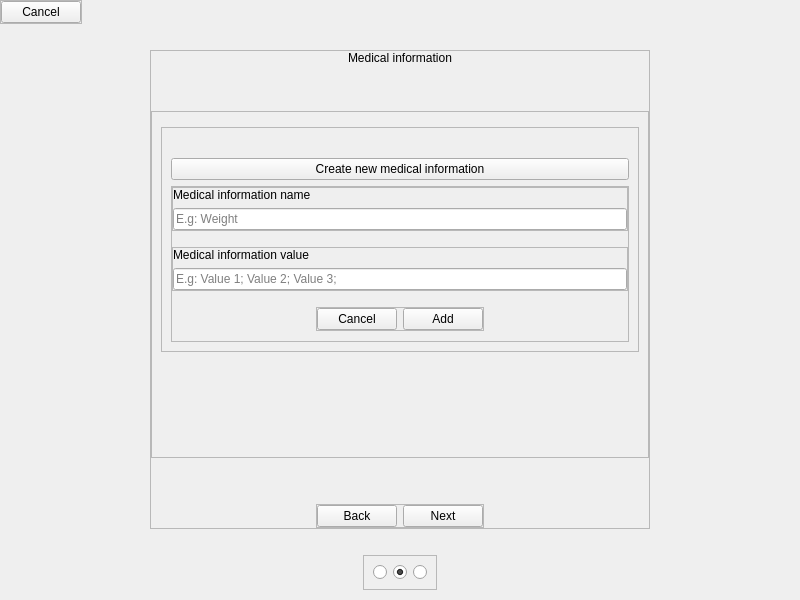
The window that skin application/skinApplication/src/views/ui/ui_upsert_patient_mi.ui (AgustinCartaya/SkinApplication) describes before a commit, drawn with Qt 5.
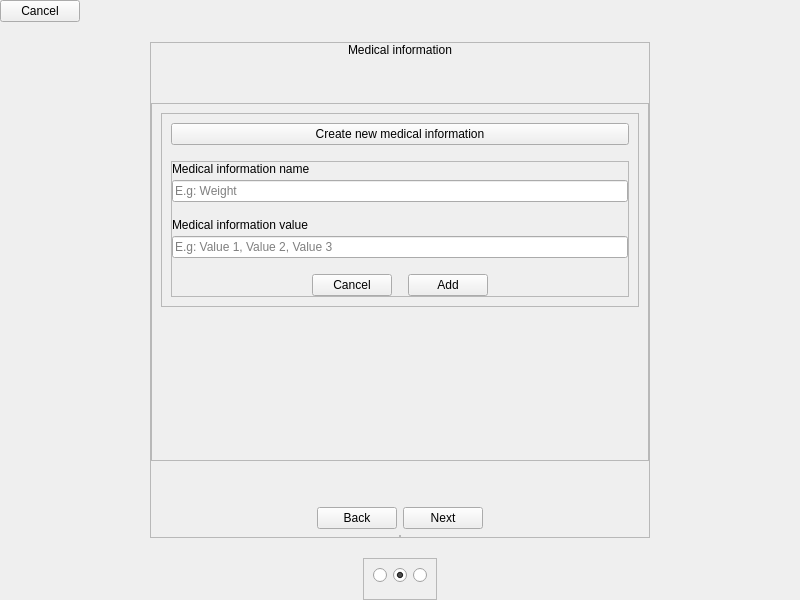
The same window after the commit. Custom widgets are drawn as their Qt base class.

Commit message: layout scroll area problem fixed

What changed in the file:
```diff
--- a/skin application/skinApplication/src/views/ui/ui_upsert_patient_mi.ui
+++ b/skin application/skinApplication/src/views/ui/ui_upsert_patient_mi.ui
@@ -20,6 +20,9 @@
    <string notr="true"/>
   </property>
   <layout class="QVBoxLayout" name="verticalLayout">
+   <property name="spacing">
+    <number>0</number>
+   </property>
    <property name="leftMargin">
     <number>0</number>
    </property>
@@ -30,32 +33,16 @@
     <number>0</number>
    </property>
    <property name="bottomMargin">
-    <number>10</number>
+    <number>0</number>
    </property>
-   <item alignment="Qt::AlignLeft|Qt::AlignTop">
-    <widget class="QFrame" name="c_navigator2">
-     <property name="frameShape">
-      <enum>QFrame::StyledPanel</enum>
-     </property>
-     <property name="frameShadow">
-      <enum>QFrame::Raised</enum>
-     </property>
-     <layout class="QHBoxLayout" name="horizontalLayout">
+   <item>
+    <layout class="QHBoxLayout" name="ly_navigator">
       <property name="spacing">
        <number>0</number>
       </property>
-      <property name="leftMargin">
-       <number>0</number>
-      </property>
       <property name="topMargin">
        <number>0</number>
       </property>
-      <property name="rightMargin">
-       <number>0</number>
-      </property>
-      <property name="bottomMargin">
-       <number>0</number>
-      </property>
       <item>
        <widget class="NavigatorButton" name="bt_cancel">
         <property name="text">
@@ -63,8 +50,20 @@
         </property>
        </widget>
       </item>
-     </layout>
-    </widget>
+     <item>
+      <spacer name="horizontalSpacer">
+       <property name="orientation">
+        <enum>Qt::Horizontal</enum>
+       </property>
+       <property name="sizeHint" stdset="0">
+        <size>
+         <width>40</width>
+         <height>20</height>
+        </size>
+       </property>
+      </spacer>
+     </item>
+    </layout>
    </item>
    <item>
     <spacer name="verticalSpacer_3">
@@ -137,25 +136,25 @@
         <property name="widgetResizable">
          <bool>true</bool>
         </property>
-        <widget class="QWidget" name="scrollAreaWidgetContents">
+        <widget class="QWidget" name="c_medical_information">
          <property name="geometry">
           <rect>
            <x>0</x>
            <y>0</y>
            <width>496</width>
-           <height>315</height>
+           <height>343</height>
           </rect>
          </property>
          <layout class="QVBoxLayout" name="verticalLayout_3">
+          <property name="spacing">
+           <number>30</number>
+          </property>
           <item>
-           <widget class="QFrame" name="c_medical_information">
-            <property name="frameShape">
-             <enum>QFrame::StyledPanel</enum>
+           <layout class="QVBoxLayout" name="ly_medical_information">
+            <property name="spacing">
+             <number>16</number>
             </property>
-            <property name="frameShadow">
-             <enum>QFrame::Raised</enum>
-            </property>
-           </widget>
+           </layout>
           </item>
           <item alignment="Qt::AlignBottom">
            <widget class="QFrame" name="c_create_new_mi">
@@ -166,8 +165,8 @@
              <enum>QFrame::Raised</enum>
             </property>
             <layout class="QVBoxLayout" name="verticalLayout_4">
-             <property name="topMargin">
-              <number>30</number>
+             <property name="spacing">
+              <number>16</number>
              </property>
              <item>
               <widget class="Button" name="bt_create_new_mi">
@@ -177,10 +176,7 @@
               </widget>
              </item>
              <item>
-              <widget class="QFrame" name="c_new_mi">
-               <property name="enabled">
-                <bool>true</bool>
-               </property>
+              <widget class="QFrame" name="c_new_mi_content">
                <property name="frameShape">
                 <enum>QFrame::StyledPanel</enum>
                </property>
@@ -201,29 +197,16 @@
                  <number>0</number>
                 </property>
                 <property name="bottomMargin">
-                 <number>10</number>
+                 <number>0</number>
                 </property>
                 <item>
-                 <widget class="QFrame" name="c_new_mi_name">
-                  <property name="frameShape">
-                   <enum>QFrame::StyledPanel</enum>
-                  </property>
-                  <property name="frameShadow">
-                   <enum>QFrame::Raised</enum>
-                  </property>
-                  <layout class="QVBoxLayout" name="verticalLayout_6">
-                   <property name="leftMargin">
-                    <number>0</number>
+                 <layout class="QVBoxLayout" name="ly_new_mi_name">
+                  <property name="spacing">
+                   <number>4</number>
                    </property>
                    <property name="topMargin">
                     <number>0</number>
                    </property>
-                   <property name="rightMargin">
-                    <number>0</number>
-                   </property>
-                   <property name="bottomMargin">
-                    <number>0</number>
-                   </property>
                    <item>
                     <widget class="Label" name="lb_new_mi_name">
                      <property name="text">
@@ -239,29 +222,15 @@
                     </widget>
                    </item>
                   </layout>
-                 </widget>
                 </item>
                 <item>
-                 <widget class="QFrame" name="c_new_mi_value">
-                  <property name="frameShape">
-                   <enum>QFrame::StyledPanel</enum>
-                  </property>
-                  <property name="frameShadow">
-                   <enum>QFrame::Raised</enum>
-                  </property>
-                  <layout class="QVBoxLayout" name="verticalLayout_7">
-                   <property name="leftMargin">
-                    <number>0</number>
+                 <layout class="QVBoxLayout" name="ly_new_mi_value">
+                  <property name="spacing">
+                   <number>4</number>
                    </property>
                    <property name="topMargin">
                     <number>0</number>
                    </property>
-                   <property name="rightMargin">
-                    <number>0</number>
-                   </property>
-                   <property name="bottomMargin">
-                    <number>0</number>
-                   </property>
                    <item>
                     <widget class="Label" name="lb_new_mi_value">
                      <property name="text">
@@ -272,34 +241,30 @@
                    <item>
                     <widget class="LineEdit" name="i_new_mi_value">
                      <property name="placeholderText">
-                      <string>E.g: Value 1; Value 2; Value 3;</string>
+                     <string>E.g: Value 1, Value 2, Value 3</string>
                      </property>
                     </widget>
                    </item>
                   </layout>
-                 </widget>
                 </item>
-                <item alignment="Qt::AlignHCenter|Qt::AlignBottom">
-                 <widget class="QFrame" name="frame">
-                  <property name="frameShape">
-                   <enum>QFrame::StyledPanel</enum>
-                  </property>
-                  <property name="frameShadow">
-                   <enum>QFrame::Raised</enum>
-                  </property>
-                  <layout class="QHBoxLayout" name="horizontalLayout_2">
-                   <property name="leftMargin">
-                    <number>0</number>
-                   </property>
+                <item>
+                 <layout class="QHBoxLayout" name="ly_new_mi_bt">
                    <property name="topMargin">
                     <number>0</number>
                    </property>
-                   <property name="rightMargin">
-                    <number>0</number>
-                   </property>
-                   <property name="bottomMargin">
-                    <number>0</number>
-                   </property>
+                  <item>
+                   <spacer name="horizontalSpacer_2">
+                    <property name="orientation">
+                     <enum>Qt::Horizontal</enum>
+                    </property>
+                    <property name="sizeHint" stdset="0">
+                     <size>
+                      <width>40</width>
+                      <height>20</height>
+                     </size>
+                    </property>
+                   </spacer>
+                  </item>
                    <item>
                     <widget class="Button" name="bt_cancel_new_mi">
                      <property name="text">
@@ -314,8 +279,20 @@
                      </property>
                     </widget>
                    </item>
-                  </layout>
-                 </widget>
+                  <item>
+                   <spacer name="horizontalSpacer_3">
+                    <property name="orientation">
+                     <enum>Qt::Horizontal</enum>
+                    </property>
+                    <property name="sizeHint" stdset="0">
+                     <size>
+                      <width>40</width>
+                      <height>20</height>
+                     </size>
+                    </property>
+                   </spacer>
+                  </item>
+                 </layout>
                 </item>
                </layout>
               </widget>
@@ -356,27 +333,24 @@
         </property>
        </spacer>
       </item>
-      <item alignment="Qt::AlignHCenter">
-       <widget class="QFrame" name="c_buttons">
-        <property name="frameShape">
-         <enum>QFrame::StyledPanel</enum>
-        </property>
-        <property name="frameShadow">
-         <enum>QFrame::Raised</enum>
-        </property>
-        <layout class="QHBoxLayout" name="horizontalLayout_3">
-         <property name="leftMargin">
-          <number>0</number>
-         </property>
+      <item>
+       <layout class="QHBoxLayout" name="horizontalLayout_2">
          <property name="topMargin">
           <number>0</number>
          </property>
-         <property name="rightMargin">
-          <number>0</number>
-         </property>
-         <property name="bottomMargin">
-          <number>0</number>
-         </property>
+        <item>
+         <spacer name="horizontalSpacer_4">
+          <property name="orientation">
+           <enum>Qt::Horizontal</enum>
+          </property>
+          <property name="sizeHint" stdset="0">
+           <size>
+            <width>40</width>
+            <height>20</height>
+           </size>
+          </property>
+         </spacer>
+        </item>
          <item>
           <widget class="Button" name="bt_back">
            <property name="text">
@@ -391,6 +365,42 @@
            </property>
           </widget>
          </item>
+        <item>
+         <spacer name="horizontalSpacer_5">
+          <property name="orientation">
+           <enum>Qt::Horizontal</enum>
+          </property>
+          <property name="sizeHint" stdset="0">
+           <size>
+            <width>40</width>
+            <height>20</height>
+           </size>
+          </property>
+         </spacer>
+        </item>
+       </layout>
+      </item>
+      <item alignment="Qt::AlignHCenter">
+       <widget class="QFrame" name="c_buttons">
+        <property name="frameShape">
+         <enum>QFrame::StyledPanel</enum>
+        </property>
+        <property name="frameShadow">
+         <enum>QFrame::Raised</enum>
+        </property>
+        <layout class="QHBoxLayout" name="horizontalLayout_3">
+         <property name="leftMargin">
+          <number>0</number>
+         </property>
+         <property name="topMargin">
+          <number>0</number>
+         </property>
+         <property name="rightMargin">
+          <number>0</number>
+         </property>
+         <property name="bottomMargin">
+          <number>0</number>
+         </property>
         </layout>
        </widget>
       </item>
@@ -422,6 +432,9 @@
       <enum>QFrame::Raised</enum>
      </property>
      <layout class="QHBoxLayout" name="horizontalLayout_4">
+      <property name="bottomMargin">
+       <number>16</number>
+      </property>
       <item>
        <widget class="QRadioButton" name="i_upsert_patient_view">
         <property name="text">
@@ -462,16 +475,16 @@
    <extends>QPushButton</extends>
    <header location="global">.promoted.navigator_button</header>
   </customwidget>
-  <customwidget>
-   <class>Button</class>
-   <extends>QPushButton</extends>
-   <header>.promoted.button</header>
-  </customwidget>
   <customwidget>
    <class>LineEdit</class>
    <extends>QLineEdit</extends>
    <header>.promoted.line_edit</header>
   </customwidget>
+  <customwidget>
+   <class>Button</class>
+   <extends>QPushButton</extends>
+   <header>.promoted.button</header>
+  </customwidget>
  </customwidgets>
  <resources/>
  <connections/>
```
Lines whose indentation alone changed are shown as unchanged. The commit also changes 44 other files.
